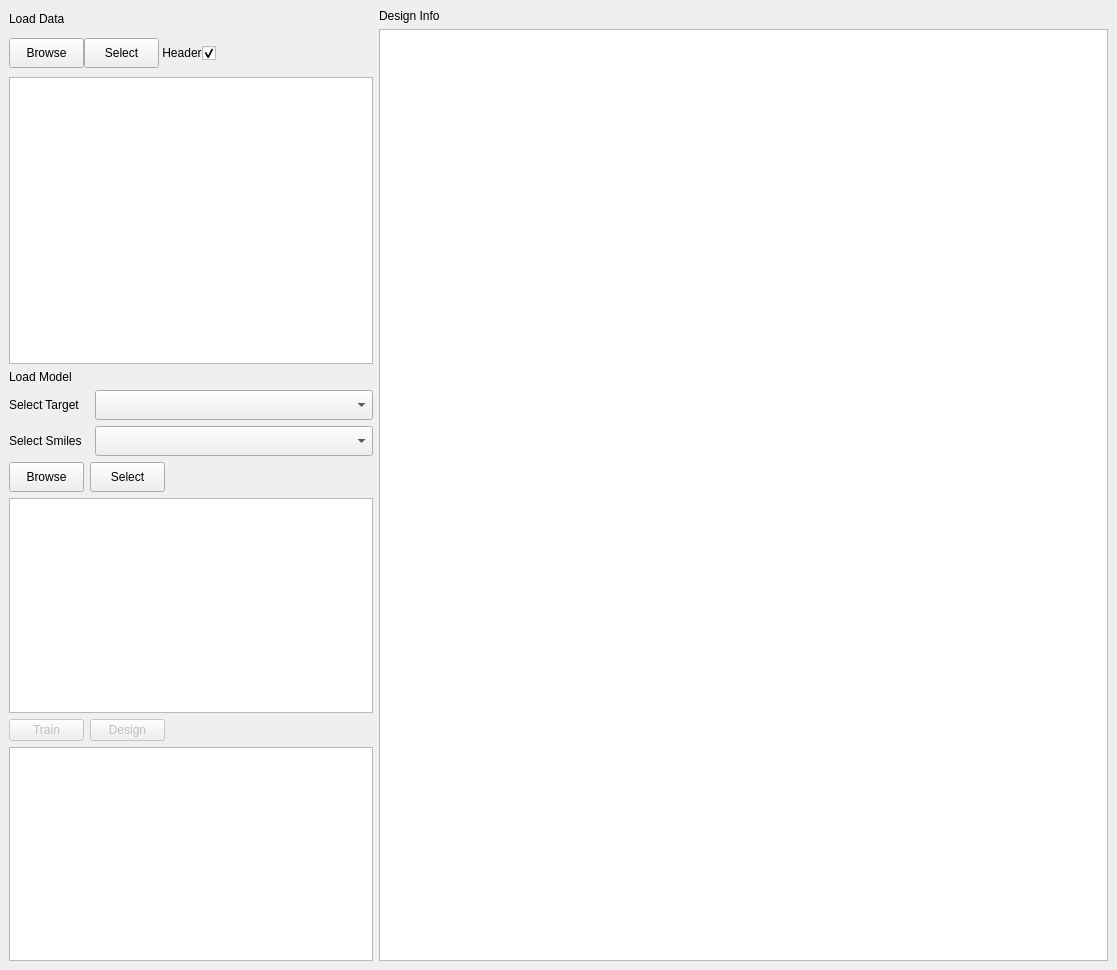
The window that QSAR-UI/mainwindow4.ui (sheMnapion/AI-QSAR) describes before a commit, drawn with Qt 5.
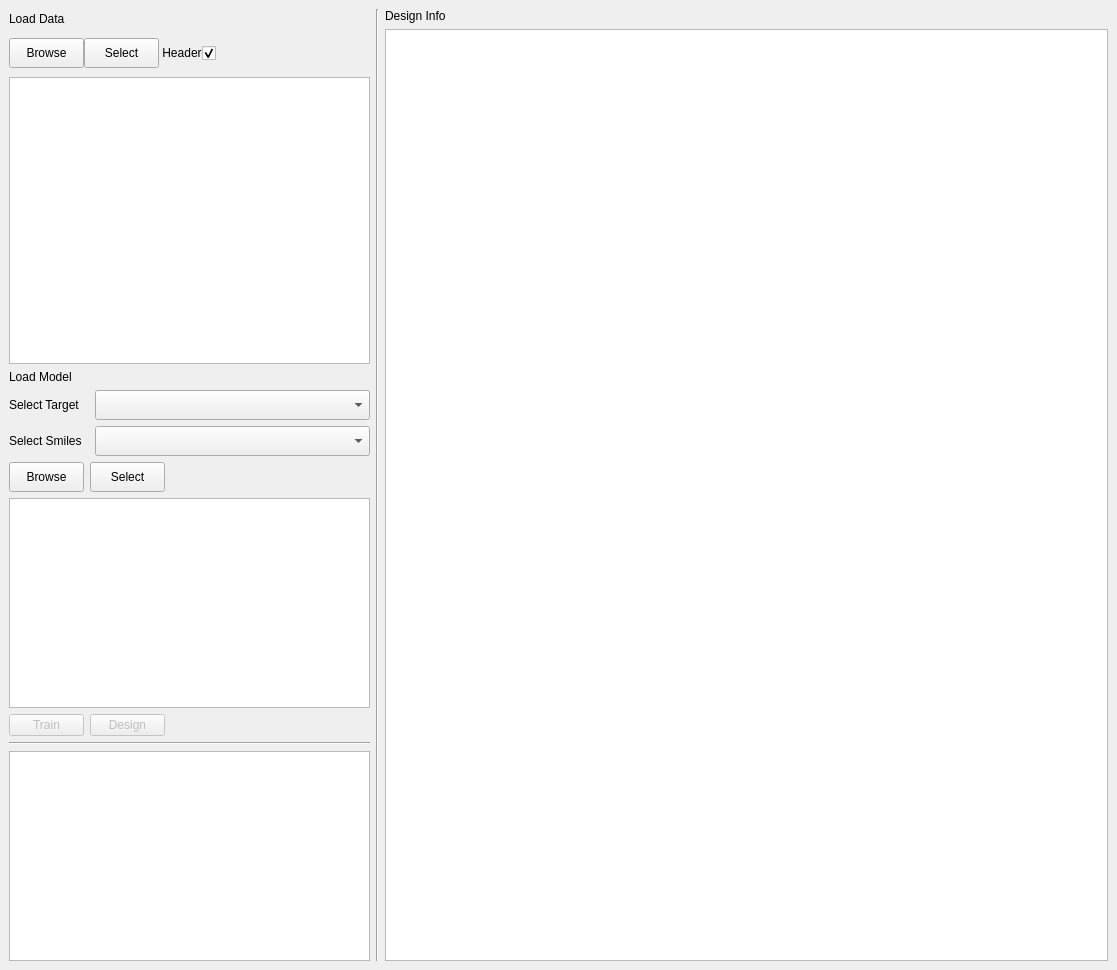
The same window after the commit.

```diff
--- a/QSAR-UI/mainwindow4.ui
+++ b/QSAR-UI/mainwindow4.ui
@@ -22,7 +22,7 @@
   <widget class="QWidget" name="centralwidget">
    <layout class="QHBoxLayout" name="horizontalLayout_8">
     <item>
-     <layout class="QHBoxLayout" name="horizontalLayout_4" stretch="1,2">
+     <layout class="QHBoxLayout" name="horizontalLayout_4" stretch="1,0,2">
       <item>
        <layout class="QVBoxLayout" name="verticalLayout_2" stretch="15,25">
         <property name="sizeConstraint">
@@ -211,7 +211,7 @@
          </layout>
         </item>
         <item>
-         <layout class="QVBoxLayout" name="verticalLayout" stretch="0,0,0,0,0,0,0">
+         <layout class="QVBoxLayout" name="verticalLayout" stretch="0,0,0,0,0,0,0,0">
           <property name="sizeConstraint">
            <enum>QLayout::SetFixedSize</enum>
           </property>
@@ -486,6 +486,19 @@
             </item>
            </layout>
           </item>
+          <item>
+           <widget class="Line" name="line_2">
+            <property name="sizePolicy">
+             <sizepolicy hsizetype="Expanding" vsizetype="Fixed">
+              <horstretch>0</horstretch>
+              <verstretch>0</verstretch>
+             </sizepolicy>
+            </property>
+            <property name="orientation">
+             <enum>Qt::Horizontal</enum>
+            </property>
+           </widget>
+          </item>
           <item>
            <widget class="QListWidget" name="infoList">
             <property name="sizePolicy">
@@ -506,6 +519,19 @@
         </item>
        </layout>
       </item>
+      <item>
+       <widget class="Line" name="line">
+        <property name="sizePolicy">
+         <sizepolicy hsizetype="Fixed" vsizetype="Expanding">
+          <horstretch>0</horstretch>
+          <verstretch>0</verstretch>
+         </sizepolicy>
+        </property>
+        <property name="orientation">
+         <enum>Qt::Vertical</enum>
+        </property>
+       </widget>
+      </item>
       <item>
        <layout class="QVBoxLayout" name="verticalLayout_6" stretch="15">
         <property name="sizeConstraint">
```
